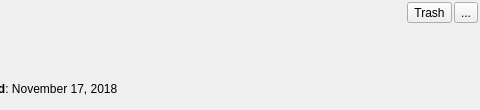
This is ui/escribaaddons.ui in Open-App-Library/Vibrato-Notes-Desktop as Qt 5 draws it before an edit; both pictures show x 218 to 698 and y 0 to 110 of the 698 by 110 pixel window. The edited form follows.
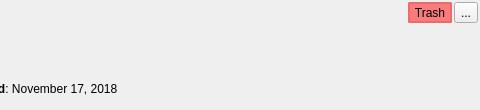
This is the edited form. Icons and pictures are not drawn.

```diff
--- a/ui/escribaaddons.ui
+++ b/ui/escribaaddons.ui
@@ -59,6 +59,17 @@
      </item>
      <item>
       <widget class="QToolButton" name="f_noteTrash">
+       <property name="styleSheet">
+        <string notr="true">QToolButton {
+	background: #f97c7c;
+	border: 2px solid #ee6969;
+	border-radius: 2px;
+}
+
+QToolButton:hover {
+	background: #ee6969;
+}</string>
+       </property>
        <property name="text">
         <string>Trash</string>
        </property>
```
Left out of the diff: 2 changed lines with no effect on the pictures.
